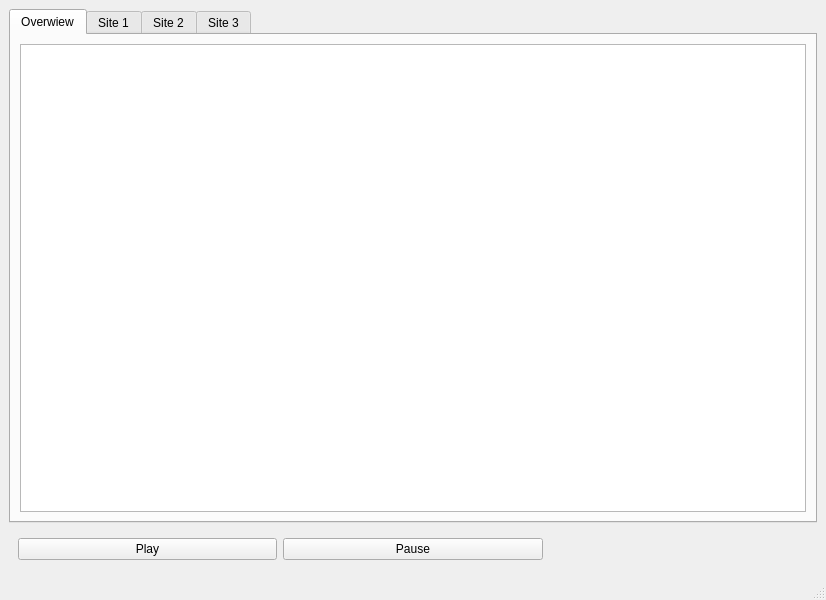
The window that ExtraBees2/src/gui/gui.ui (advancedrendering/project) describes before a commit, drawn with Qt 5.
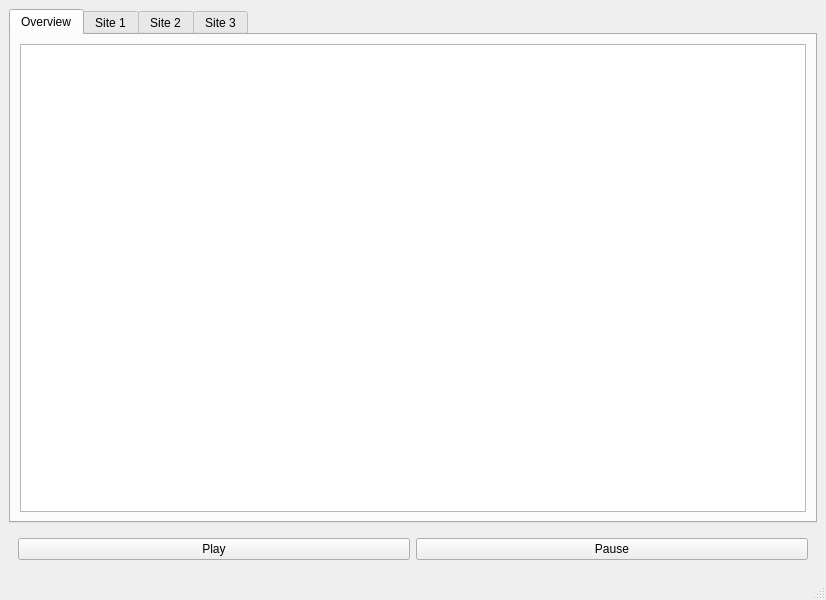
The same window after the commit. Custom widgets are drawn as their Qt base class.

Commit message: removed phonon slider

Patch:
```diff
--- a/ExtraBees2/src/gui/gui.ui
+++ b/ExtraBees2/src/gui/gui.ui
@@ -28,7 +28,7 @@
       </property>
       <widget class="QWidget" name="overviewTab">
        <attribute name="title">
-        <string>Overwiew</string>
+        <string>Overview</string>
        </attribute>
        <layout class="QVBoxLayout" name="verticalLayout_2">
         <item>
@@ -85,9 +85,6 @@
          </property>
         </widget>
        </item>
-       <item>
-        <widget class="Phonon::SeekSlider" name="seekSlider" native="true"/>
-       </item>
       </layout>
      </widget>
     </item>
@@ -105,13 +102,6 @@
   </widget>
   <widget class="QStatusBar" name="statusbar"/>
  </widget>
- <customwidgets>
-  <customwidget>
-   <class>Phonon::SeekSlider</class>
-   <extends>QWidget</extends>
-   <header location="global">phonon/seekslider.h</header>
-  </customwidget>
- </customwidgets>
  <resources/>
  <connections/>
 </ui>
```
Left out of the diff: 10 changed lines with no effect on the pictures. The commit also changes 220 other files.
